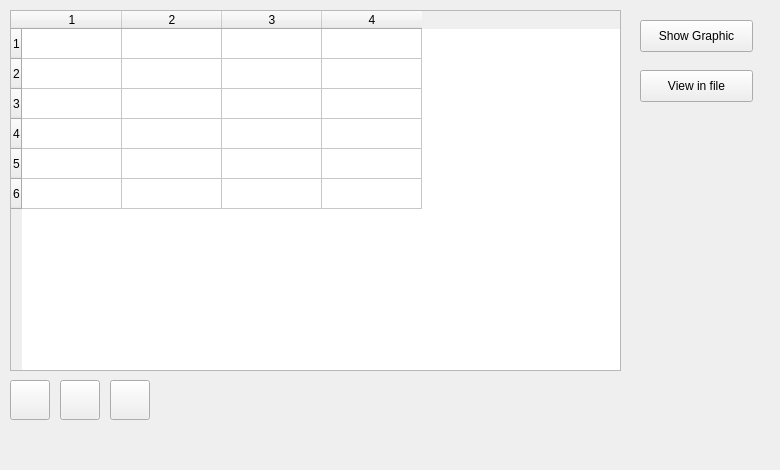
Qt form windows/ui/database_window.ui (AverinDS/studyQt5) before a commit.
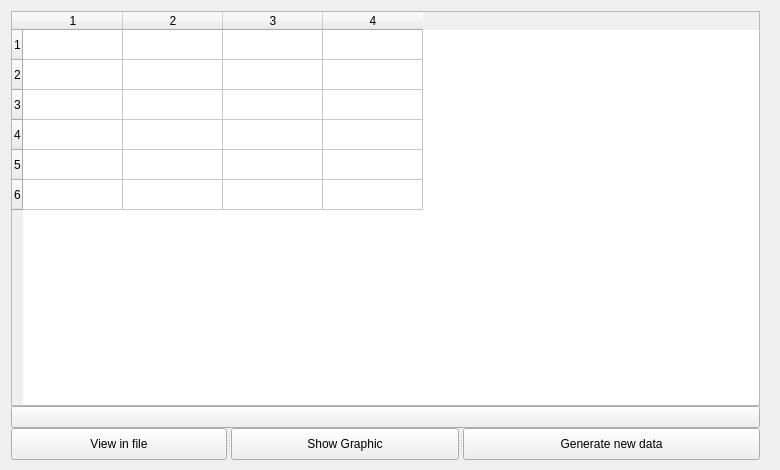
The same form after that commit. Icons and pictures are not drawn.

Commit message: Start layout of generate form

```diff
--- a/windows/ui/database_window.ui
+++ b/windows/ui/database_window.ui
@@ -10,189 +10,49 @@
     <height>470</height>
    </rect>
   </property>
-  <property name="minimumSize">
-   <size>
-    <width>780</width>
-    <height>470</height>
-   </size>
-  </property>
-  <property name="maximumSize">
-   <size>
-    <width>780</width>
-    <height>470</height>
-   </size>
-  </property>
   <property name="windowTitle">
    <string>MainWindow</string>
   </property>
   <widget class="QWidget" name="centralwidget">
-   <widget class="QPushButton" name="updateButton">
-    <property name="geometry">
-     <rect>
-      <x>10</x>
-      <y>380</y>
-      <width>40</width>
-      <height>40</height>
-     </rect>
-    </property>
-    <property name="minimumSize">
-     <size>
-      <width>40</width>
-      <height>40</height>
-     </size>
-    </property>
-    <property name="maximumSize">
-     <size>
-      <width>40</width>
-      <height>40</height>
-     </size>
-    </property>
-    <property name="autoFillBackground">
-     <bool>false</bool>
-    </property>
-    <property name="text">
-     <string/>
-    </property>
-    <property name="icon">
-     <iconset>
-      <normaloff>../../resources/refresh_icon.png</normaloff>../../resources/refresh_icon.png</iconset>
-    </property>
-    <property name="checkable">
-     <bool>false</bool>
-    </property>
-    <property name="autoRepeat">
-     <bool>false</bool>
-    </property>
-    <property name="autoExclusive">
-     <bool>false</bool>
-    </property>
-    <property name="autoDefault">
-     <bool>false</bool>
-    </property>
-    <property name="default">
-     <bool>false</bool>
-    </property>
-    <property name="flat">
-     <bool>false</bool>
-    </property>
-   </widget>
-   <widget class="QPushButton" name="addButton">
-    <property name="geometry">
-     <rect>
-      <x>60</x>
-      <y>380</y>
-      <width>40</width>
-      <height>40</height>
-     </rect>
-    </property>
-    <property name="minimumSize">
-     <size>
-      <width>40</width>
-      <height>40</height>
-     </size>
-    </property>
-    <property name="maximumSize">
-     <size>
-      <width>40</width>
-      <height>40</height>
-     </size>
-    </property>
-    <property name="text">
-     <string/>
-    </property>
-    <property name="icon">
-     <iconset>
-      <normaloff>../../resources/plus_icon.png</normaloff>../../resources/plus_icon.png</iconset>
-    </property>
-   </widget>
-   <widget class="QPushButton" name="deleteButton">
-    <property name="geometry">
-     <rect>
-      <x>110</x>
-      <y>380</y>
-      <width>40</width>
-      <height>40</height>
-     </rect>
-    </property>
-    <property name="minimumSize">
-     <size>
-      <width>40</width>
-      <height>40</height>
-     </size>
-    </property>
-    <property name="maximumSize">
-     <size>
-      <width>40</width>
-      <height>40</height>
-     </size>
-    </property>
-    <property name="text">
-     <string/>
-    </property>
-    <property name="icon">
-     <iconset>
-      <normaloff>../../resources/minus_icon.png</normaloff>../../resources/minus_icon.png</iconset>
-    </property>
-   </widget>
-   <widget class="QPushButton" name="showGraphicButton">
-    <property name="geometry">
-     <rect>
-      <x>640</x>
-      <y>20</y>
-      <width>113</width>
-      <height>32</height>
-     </rect>
-    </property>
-    <property name="minimumSize">
-     <size>
-      <width>113</width>
-      <height>32</height>
-     </size>
-    </property>
-    <property name="maximumSize">
-     <size>
-      <width>113</width>
-      <height>32</height>
-     </size>
-    </property>
-    <property name="text">
-     <string>Show Graphic</string>
-    </property>
-   </widget>
-   <widget class="QPushButton" name="viewInFileButton">
-    <property name="geometry">
-     <rect>
-      <x>640</x>
-      <y>70</y>
-      <width>113</width>
-      <height>32</height>
-     </rect>
-    </property>
-    <property name="minimumSize">
-     <size>
-      <width>113</width>
-      <height>32</height>
-     </size>
-    </property>
-    <property name="maximumSize">
-     <size>
-      <width>113</width>
-      <height>32</height>
-     </size>
-    </property>
-    <property name="text">
-     <string>View in file</string>
-    </property>
-   </widget>
-   <widget class="QTableWidget" name="tableWidget">
+            <property name="enabled">
+                <bool>true</bool>
+            </property>
+            <property name="sizePolicy">
+                <sizepolicy hsizetype="Expanding" vsizetype="Expanding">
+                    <horstretch>0</horstretch>
+                    <verstretch>0</verstretch>
+                </sizepolicy>
+            </property>
+            <widget class="QWidget" name="verticalLayoutWidget">
     <property name="geometry">
      <rect>
       <x>10</x>
       <y>10</y>
-      <width>611</width>
-      <height>361</height>
-     </rect>
-    </property>
+                        <width>751</width>
+                        <height>451</height>
+                    </rect>
+                </property>
+                <layout class="QVBoxLayout" name="verticalLayout_2">
+                    <property name="spacing">
+                        <number>0</number>
+                    </property>
+                    <property name="sizeConstraint">
+                        <enum>QLayout::SetMaximumSize</enum>
+                    </property>
+                    <property name="leftMargin">
+                        <number>1</number>
+                    </property>
+                    <property name="topMargin">
+                        <number>1</number>
+                    </property>
+                    <property name="rightMargin">
+                        <number>1</number>
+                    </property>
+                    <property name="bottomMargin">
+                        <number>1</number>
+                    </property>
+                    <item>
+                        <widget class="QTableWidget" name="tableWidget">
     <property name="sizeAdjustPolicy">
      <enum>QAbstractScrollArea::AdjustToContentsOnFirstShow</enum>
     </property>
@@ -224,6 +84,71 @@
     <column/>
     <column/>
     <column/>
+                        </widget>
+                    </item>
+                    <item>
+                        <widget class="QPushButton" name="updateButton">
+                            <property name="autoFillBackground">
+                                <bool>false</bool>
+                            </property>
+                            <property name="text">
+                                <string/>
+                            </property>
+                            <property name="icon">
+                                <iconset>
+                                    <normaloff>././resources/refresh_icon.png</normaloff>
+                                    ../../resources/refresh_icon.png
+                                </iconset>
+                            </property>
+                            <property name="checkable">
+                                <bool>false</bool>
+                            </property>
+                            <property name="autoRepeat">
+                                <bool>false</bool>
+                            </property>
+                            <property name="autoExclusive">
+                                <bool>false</bool>
+                            </property>
+                            <property name="autoDefault">
+                                <bool>false</bool>
+                            </property>
+                            <property name="default">
+                                <bool>false</bool>
+                            </property>
+                            <property name="flat">
+                                <bool>false</bool>
+                            </property>
+                        </widget>
+                    </item>
+                    <item>
+                        <widget class="QSplitter" name="splitter">
+                            <property name="orientation">
+                                <enum>Qt::Horizontal</enum>
+                            </property>
+                            <widget class="QPushButton" name="viewInFileButton">
+                                <property name="minimumSize">
+                                    <size>
+                                        <width>113</width>
+                                        <height>32</height>
+                                    </size>
+                                </property>
+                                <property name="text">
+                                    <string>View in file</string>
+                                </property>
+                            </widget>
+                            <widget class="QPushButton" name="showGraphicButton">
+                                <property name="text">
+                                    <string>Show Graphic</string>
+                                </property>
+                            </widget>
+                            <widget class="QPushButton" name="generateBtn">
+                                <property name="text">
+                                    <string>Generate new data</string>
+                                </property>
+                            </widget>
+                        </widget>
+                    </item>
+                </layout>
    </widget>
   </widget>
  </widget>
```
Lines whose indentation alone changed are shown as unchanged. The commit also changes 3 other files.
